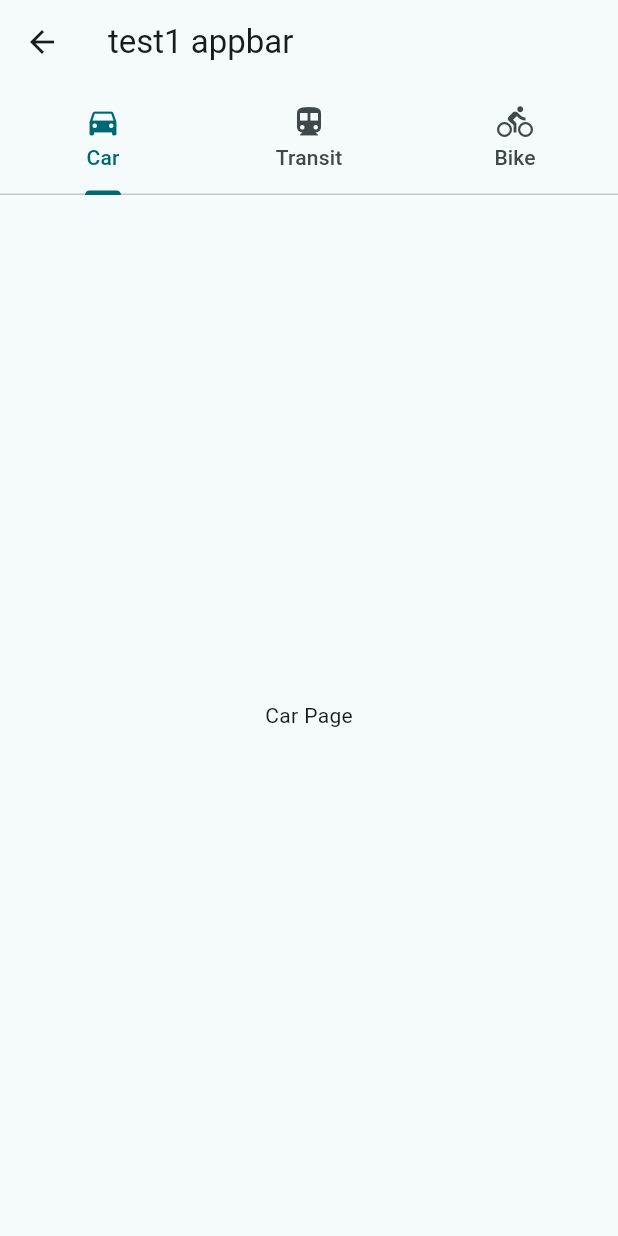
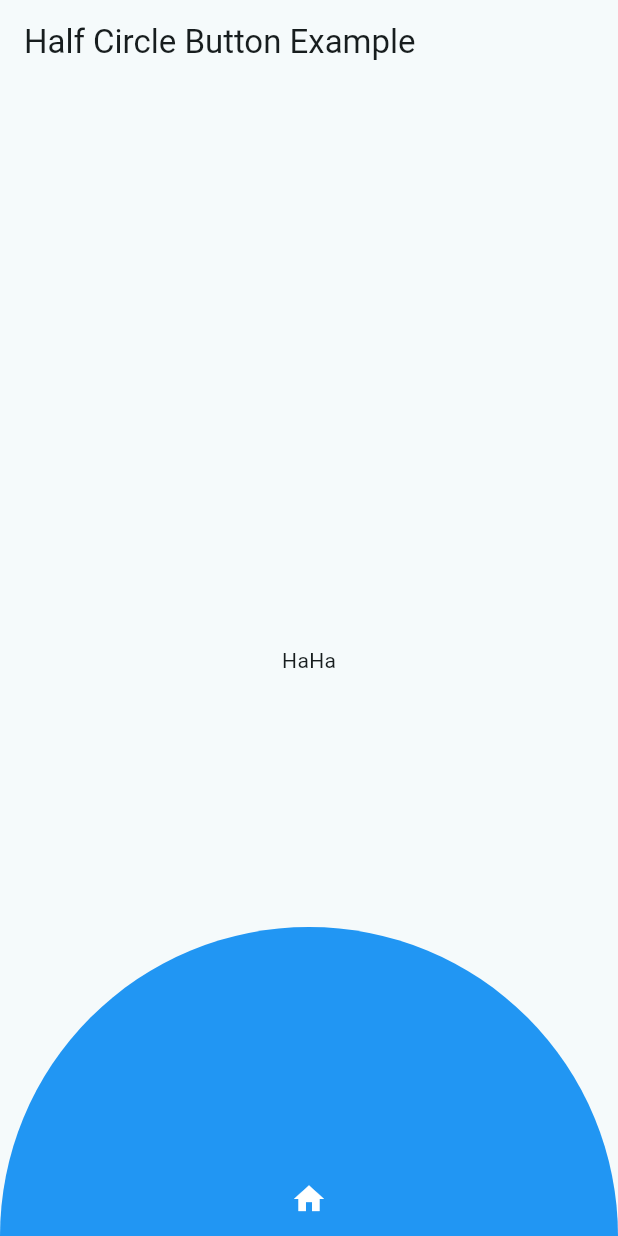
Before and after one commit to fanice1998/ruruChart, a Flutter app: the screen it shows after launch, after a tap on "Login", on a phone screen of 412 x 824 dp. Run offline on Flutter 3.47's test engine with Material 3 defaults, Android fonts, the phone set to English and light mode, and no system bars; our stand-ins replace logger.

Commit message:
create Circle button(Home) is very lose

```diff
--- a/flutter/client/lib/homePage/home_page.dart
+++ b/flutter/client/lib/homePage/home_page.dart
@@ -1,25 +1,92 @@
 import 'package:flutter/material.dart';
 
 class HomePage extends StatelessWidget {
+  const HomePage({super.key});
+  // appBar 需要使用 automaticallyImplyLeading: false 禁用返回按鈕
   @override
   Widget build(BuildContext context){
-    return DefaultTabController(
-      length: 3,
-      child: Scaffold(
-        appBar: AppBar(
-          title: const Text("test1 appbar"),
-          bottom: const TabBar(tabs: [
-              Tab(icon: Icon(Icons.directions_car), text: 'Car'),
-              Tab(icon: Icon(Icons.directions_transit), text: 'Transit'),
-              Tab(icon: Icon(Icons.directions_bike), text: 'Bike'),
-          ],),),
-          body: const TabBarView(
-            children: [
-            Center(child: Text('Car Page')),
-            Center(child: Text('Transit Page')),
-            Center(child: Text('Bike Page')),
-            ],
-          ),
-        ));
+    // return DefaultTabController(
+    //   length: 3,
+    //   child: Scaffold(
+    //     appBar: AppBar(
+    //       automaticallyImplyLeading: false,
+    //       title: const Text("test1 appbar"),
+    //       bottom: const TabBar(tabs: [
+    //           Tab(icon: Icon(Icons.directions_car), text: 'Car'),
+    //           Tab(icon: Icon(Icons.directions_transit), text: 'Transit'),
+    //           Tab(icon: Icon(Icons.directions_bike), text: 'Bike'),
+    //       ],),),
+    //       body: const TabBarView(
+    //         children: [
+    //         Center(child: Text('Car Page')),
+    //         Center(child: Text('Transit Page')),
+    //         Center(child: Text('Bike Page')),
+    //         ],
+    //       ),
+    //     ));
+    return Scaffold(
+      appBar: AppBar(
+        title: const Text("Half Circle Button Example"),
+        automaticallyImplyLeading: false,
+      ),
+      body: const Center(child: Text("HaHa")),
+      floatingActionButton: SemiCircleButton(
+        onPressed: () {
+          Navigator.of(context).pushReplacementNamed('/home');
+        }
+      ),
+      floatingActionButtonLocation: FloatingActionButtonLocation.centerDocked,
+    );
   }
 }
+
+class SemiCircleButton extends StatelessWidget {
+  final VoidCallback onPressed;
+
+  const SemiCircleButton({Key? key, required this.onPressed}): super(key: key);
+
+  @override
+  Widget build(BuildContext context) {
+    return Positioned(
+      bottom: 0,
+      left: 0,
+      right: 0,
+      child: GestureDetector(
+        onTap: onPressed,
+        child: CustomPaint(
+          painter: SemiCirclePainter(),
+          child: Container(
+            height: 50,
+            child: const  Center(
+              child: Icon(Icons.home, color: Colors.white,),
+            ),
+          ),
+        ),
+      ),
+    );
+  }
+}
+
+
+class SemiCirclePainter extends CustomPainter {
+  @override
+  void paint(Canvas canvas, Size size) {
+    final Paint paint= Paint()
+    ..color = Colors.blue
+    ..style = PaintingStyle.fill;
+
+    final path = Path()
+    ..moveTo(0, size.height)
+    ..lineTo(size.width, size.height)
+    ..arcToPoint(
+      Offset(0, size.height),
+      radius: Radius.circular(size.height),
+      clockwise: false,
+    );
+
+    canvas.drawPath(path, paint);
+  }
+
+  @override
+  bool shouldRepaint(CustomPainter oldDelegate) => false;
+}
--- a/flutter/client/lib/loginPage/login_page.dart
+++ b/flutter/client/lib/loginPage/login_page.dart
@@ -118,7 +118,7 @@ class SigninPageState extends State<SigninPage> {
   void login() {
     if (checkAccount(_accountController.text)) {
       logger.d("Login Access !!!");
-      Navigator.push(context, MaterialPageRoute(builder: (context) => HomePage()));
+      Navigator.pushReplacement(context, MaterialPageRoute(builder: (context) => const HomePage()),);
     }else {
     logger.d(
         "Account: ${_accountController.text}\nPassword: ${_passwordController.text}",
```
